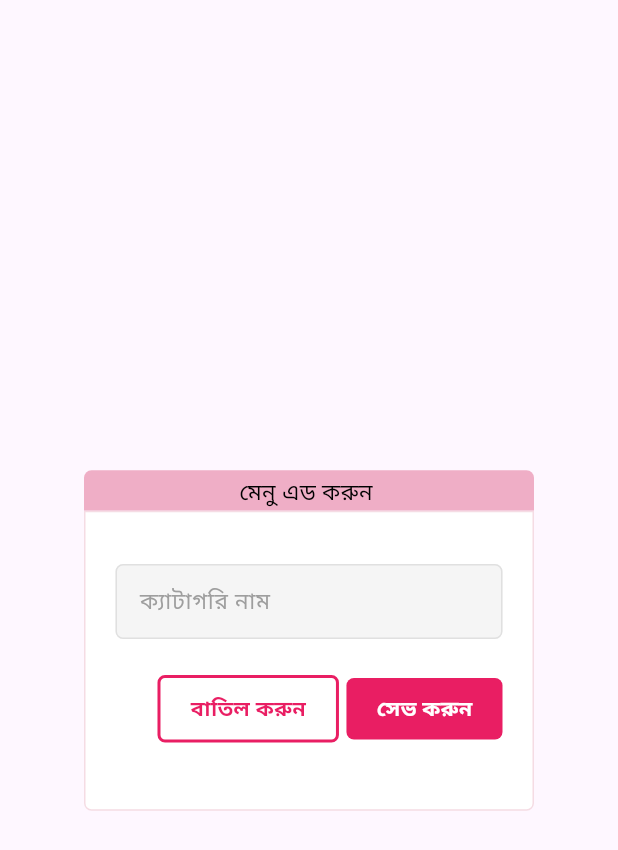
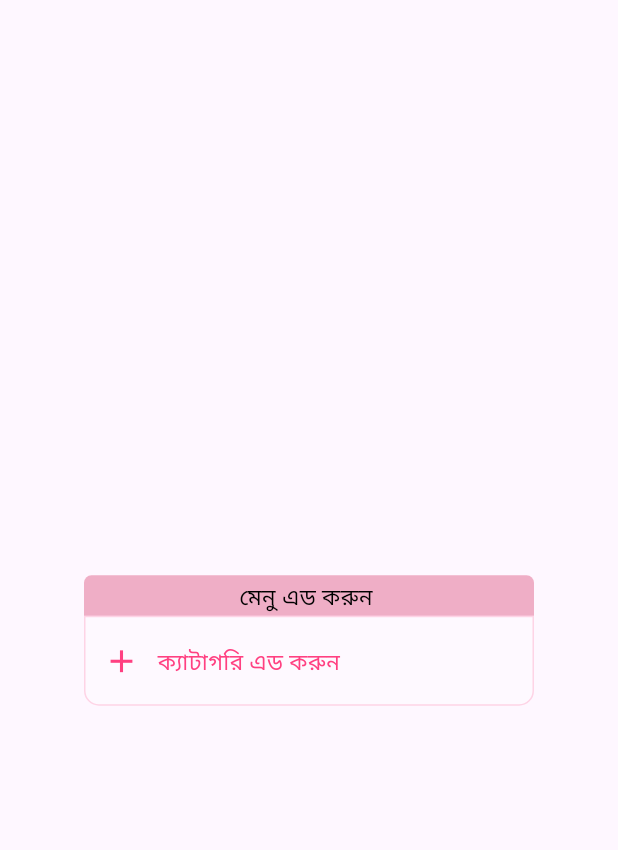
Before and after one commit to shamsenurshanto/TestSqflite, a Flutter app: the screen it shows after launch, after a tap on "ক্যাটাগরি এড করুন", after a tap on "বাতিল করুন", on a phone screen of 412 x 824 dp. Shown: the top 850 px of the screen. Run offline on Flutter 3.47's test engine with Material 3 defaults, Android fonts, the phone set to English and light mode, and no system bars; our stand-ins replace dropdown_button2, get, google_fonts, shimmer, sqflite; missing offline and left inert: cart_stepper, dart:ffi; accounts and stored records are empty; Roboto replaces fonts that are missing (Laila).

Commit message:
added all

```diff
--- a/lib/View/Demo view/demo.dart
+++ b/lib/View/Demo view/demo.dart
@@ -119,6 +119,7 @@ class demoDartView extends StatelessWidget {
                                         InkWell(
                                           onTap: () {
                                             // Add functionality for Cancel button
+                                            demoController.setAddCategoryFirst();
                                             textEditingController.clear();
                                           },
                                           child: Container(
@@ -314,7 +315,7 @@ class demoDartView extends StatelessWidget {
                                               crossAxisAlignment: CrossAxisAlignment.start,
                                               children: [
                                                 Padding(
-                                                  padding: const EdgeInsets.only(left: 8.0),
+                                                  padding: const EdgeInsets.only(left: 15.0),
                                                   child: Text(
                                                     demoController.itemUnderCategoryModelList[i2].MainName,
                                                     style:
@@ -336,6 +337,9 @@ class demoDartView extends StatelessWidget {
                                                         demoController.itemUnderCategoryModelList[i2].attrName,
                                                         style:
                                                         GoogleFonts.roboto(fontSize: 14, fontWeight: FontWeight.w500, color: Colors.grey),
+                                                      ),
+                                                      SizedBox(
+                                                        width: 4,
                                                       ),
                                                       Text(
                                                         "৳" + demoController.itemUnderCategoryModelList[i2].attrPrice.toString(),
--- a/lib/View/Demo view/demoController.dart
+++ b/lib/View/Demo view/demoController.dart
@@ -246,6 +246,9 @@ class DemoController extends GetxController {
       print(itemVarriationPriceModel[index].texteditingController[i].text +
           "   " +
           itemVarriationPriceModel[index].texteditingControllerForPrice[i].text); //
+      itemVarriationPriceModel[index].texteditingController[i].clear();
+      itemVarriationPriceModel[index].texteditingControllerForPrice[i].clear();
+
     }
     print("--------");
     print("-----------");
```
